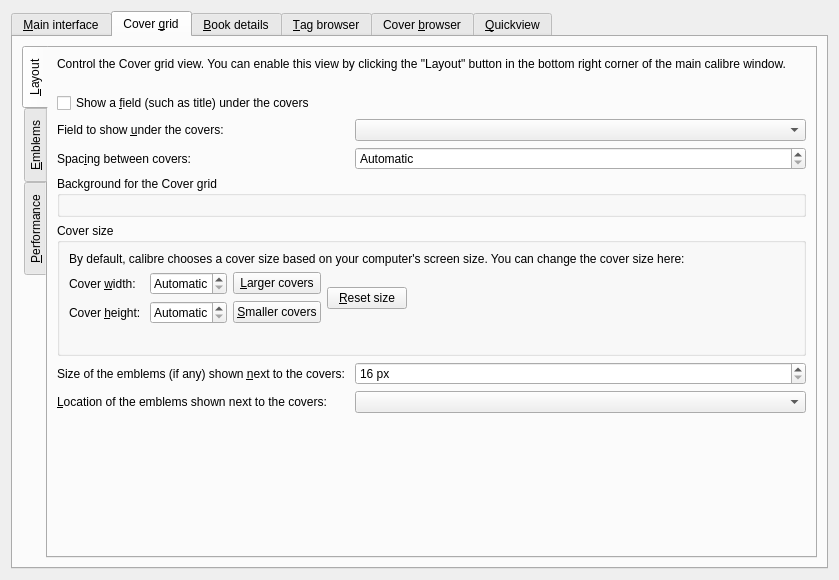
Old version of the form src/calibre/gui2/preferences/look_feel.ui in the repository debian-calibre/calibre.
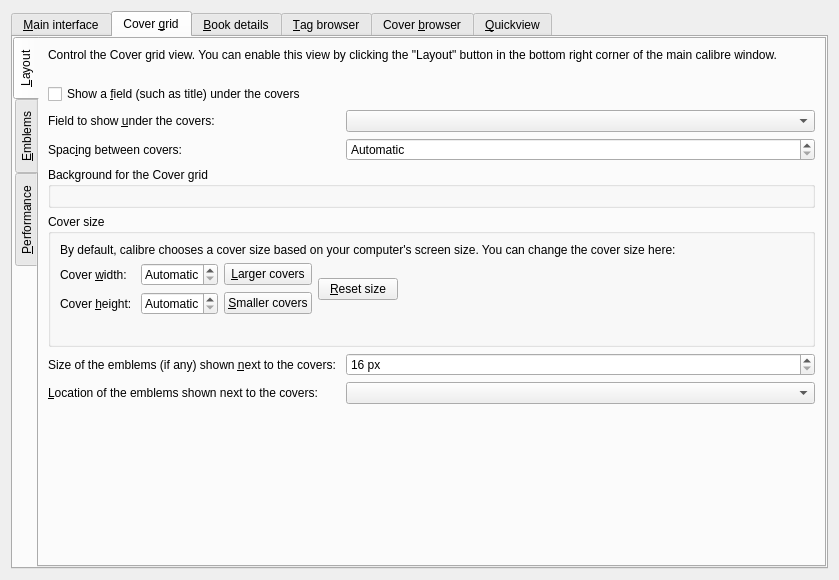
New version of the form. The open tabs and pages were chosen to show the change. Icons and pictures are not drawn. Custom widgets are drawn as their Qt base class.

Diff of the .ui file:
```diff
--- a/src/calibre/gui2/preferences/look_feel.ui
+++ b/src/calibre/gui2/preferences/look_feel.ui
@@ -300,7 +300,7 @@
        </item>
       </layout>
      </widget>
-     <widget class="QWidget" name="cover_grid_tab">
+     <widget class="QTabWidget" name="cover_grid_tab">
       <attribute name="icon">
        <iconset resource="../../../../resources/images.qrc">
         <normaloff>:/images/grid.png</normaloff>:/images/grid.png</iconset>
@@ -308,9 +308,6 @@
       <attribute name="title">
        <string>Cover &amp;grid</string>
       </attribute>
-      <layout class="QVBoxLayout" name="verticalLayout">
-       <item>
-        <widget class="QTabWidget" name="tabWidget_2">
          <property name="tabPosition">
           <enum>QTabWidget::West</enum>
          </property>
@@ -714,9 +711,6 @@
            </item>
           </layout>
          </widget>
-        </widget>
-       </item>
-      </layout>
      </widget>
      <widget class="QWidget" name="book_details_tab">
       <attribute name="icon">
```
